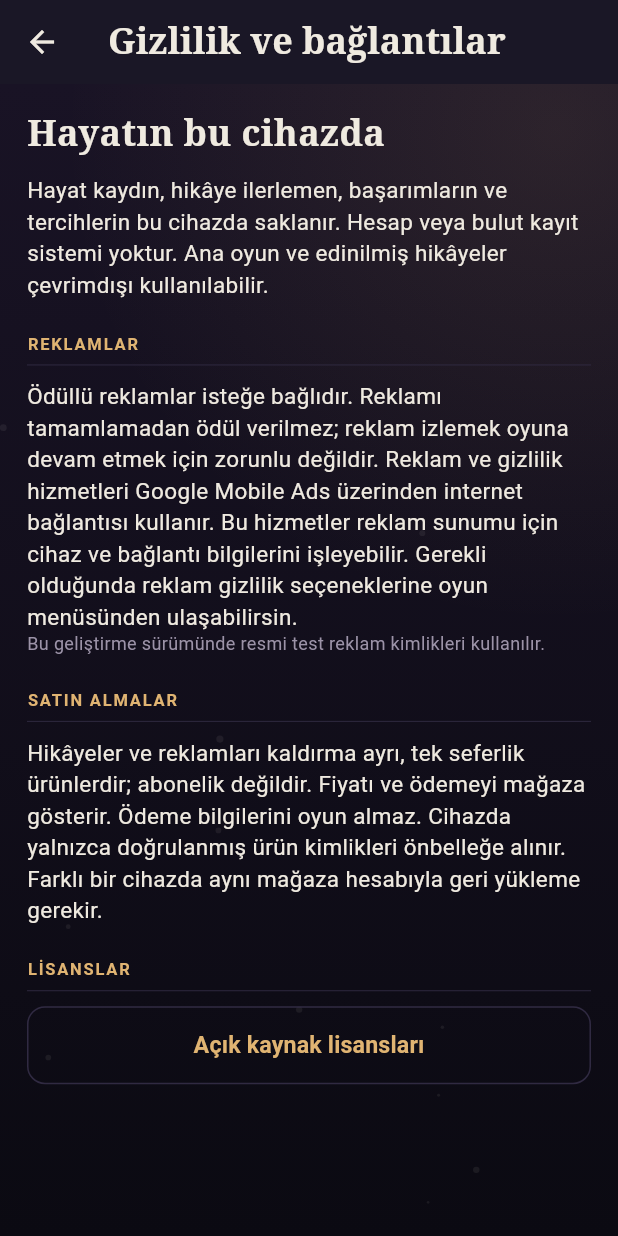
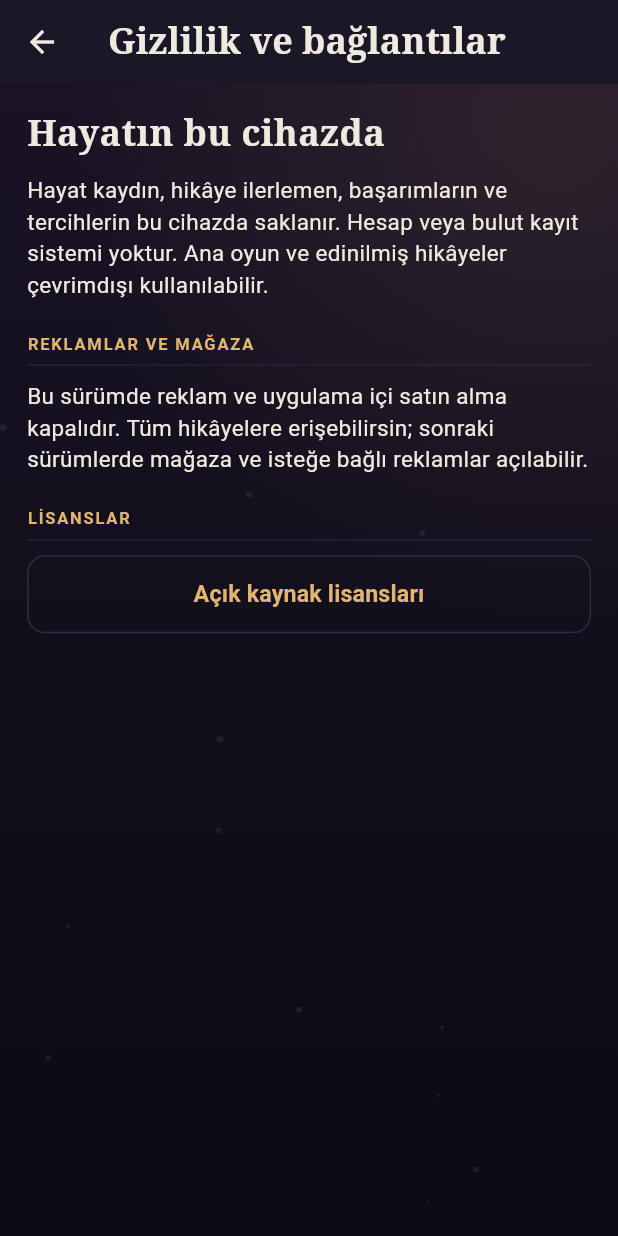
Before and after one commit to dogusipeksac/life_simulation, a Flutter app: the PrivacyScreen screen opened directly, on a phone screen of 412 x 824 dp. Run offline on Flutter 3.47's test engine with Material 3 defaults, Android fonts, the phone set to English and light mode, and no system bars; our stand-ins replace flutter_svg, google_fonts, google_mobile_ads, in_app_purchase, shared_preferences; missing offline and left inert: in_app_purchase_android, in_app_purchase_platform_interface, pointycastle; accounts and stored records are empty.

Commit message:
Implement monetization feature flags and update game logic for ads and purchases
- Introduced `Features` class to manage monetization flags, allowing toggling of ads and in-app purchases.
- Updated game initialization to conditionally enable billing and ads based on `MONETIZATION_LIVE` flag.
- Refactored UI components to display different messages and options based on monetization status.
- Enhanced README.md and build scripts to reflect changes in monetization setup and usage instructions.

Co-Authored-By: Claude Opus 5.5 <noreply@anthropic.com>

```diff
--- /dev/null
+++ b/lib/game/features.dart
@@ -0,0 +1,12 @@
+/// Yayın bayrakları. Canlı monetizasyonu açmak için:
+/// `--dart-define=MONETIZATION_LIVE=true` veya aşağıdaki varsayılanı `true` yap.
+abstract final class Features {
+  /// Reklam + uygulama içi satın alma. İlk sürümde kapalı → tam erişim.
+  static const monetizationLive = bool.fromEnvironment(
+    'MONETIZATION_LIVE',
+    defaultValue: false,
+  );
+
+  /// Monetizasyon kapalıyken hikâyeler açık, reklam yok, ödüller ücretsiz.
+  static bool get fullAccess => !monetizationLive;
+}
--- a/lib/game/story_store.dart
+++ b/lib/game/story_store.dart
@@ -4,6 +4,7 @@ import 'dart:convert';
 
 import 'atomic_file.dart';
 import 'billing.dart';
+import 'features.dart';
 import 'session.dart' show ActionResult;
 
 class StoryStore {
@@ -22,19 +23,22 @@ class StoryStore {
   String notice = '';
   void Function()? onChanged;
   bool owns(String product) =>
-      _known.contains(product) && _owned.contains(product);
-  bool get adsRemoved => owns('remove_ads');
+      Features.fullAccess ||
+      (_known.contains(product) && _owned.contains(product));
+  bool get adsRemoved => Features.fullAccess || owns('remove_ads');
   bool get busy => _buying != null || _restoring;
   bool canPurchase(String product) =>
+      !Features.fullAccess &&
       _known.contains(product) &&
       !owns(product) &&
       !busy &&
       (gateway?.available ?? false) &&
       price(product).isNotEmpty;
   String price(String product) => gateway?.prices[product] ?? '';
-  String get status =>
-      gateway?.status ??
-      'Bu cihazda mağaza kullanılamıyor. Ücretsiz başlangıç bölümlerini okuyabilirsin.';
+  String get status => Features.fullAccess
+      ? 'Bu sürümde mağaza kapalı; tüm hikâyeler açık. Sonraki sürümde satın alımlar eklenecek.'
+      : gateway?.status ??
+          'Bu cihazda mağaza kullanılamıyor. Ücretsiz başlangıç bölümlerini okuyabilirsin.';
   void _changed() {
     if (!_disposed) onChanged?.call();
   }
--- a/lib/main.dart
+++ b/lib/main.dart
@@ -11,6 +11,8 @@ import 'design/components.dart';
 import 'design/palette.dart';
 import 'design/preferences.dart';
 import 'design/theme.dart';
+import 'game/features.dart';
+import 'game/monetization.dart';
 import 'game/save.dart';
 import 'game/session.dart';
 import 'platform/play_billing.dart';
@@ -44,8 +46,9 @@ class LifeSimulationApp extends StatefulWidget {
     final dir = await getApplicationSupportDirectory();
     final game = GameController(
       GameSession(content, SaveService('${dir.path}/savegame.json')),
-      billing: PlayBilling(),
-      ads: GoogleAds(),
+      // İlk sürüm: Features.fullAccess → mağaza/reklam yok; açmak için MONETIZATION_LIVE=true.
+      billing: Features.monetizationLive ? PlayBilling() : null,
+      ads: Features.monetizationLive ? GoogleAds() : NoAds(),
     );
     unawaited(game.initializePlatformServices());
     return game;
--- a/lib/ui/game_controller.dart
+++ b/lib/ui/game_controller.dart
@@ -7,6 +7,7 @@ import 'package:flutter/foundation.dart';
 import '../content/models.dart';
 import '../game/events.dart';
 import '../game/billing.dart';
+import '../game/features.dart';
 import '../game/monetization.dart';
 import '../game/atomic_file.dart';
 import '../game/story_library.dart';
@@ -67,6 +68,8 @@ class GameController extends ChangeNotifier {
   bool get retrySecondChanceAvailable =>
       identical(state, _pendingRewardState) &&
       _pendingRewardIsSecondChance == true;
+  /// Ödüllü nefes / ikinci şans hazır mı (reklam veya tam erişim).
+  bool get rewardAdReady => Features.fullAccess || ads.rewardedAvailable;
   void _clearPendingReward() {
     _pendingRewardState = null;
     _pendingRewardIsSecondChance = null;
@@ -120,14 +123,15 @@ class GameController extends ChangeNotifier {
     final retry = secondChance
         ? retrySecondChanceAvailable
         : retryBreathAvailable;
-    if (!retry && !ads.rewardedAvailable) {
+    if (!retry && !Features.fullAccess && !ads.rewardedAvailable) {
       return ActionResult(false, ads.status);
     }
     rewardBusy = true;
     _platformChanged();
     ActionResult result;
     try {
-      final earned = retry || await ads.showRewarded();
+      final earned =
+          retry || Features.fullAccess || await ads.showRewarded();
       if (_disposed) return const ActionResult(false, 'Oturum sona erdi.');
       if (earned && identical(state, expected)) {
         _pendingRewardState = expected;
@@ -141,9 +145,11 @@ class GameController extends ChangeNotifier {
       if (result.success || !identical(state, expected)) _clearPendingReward();
       if (result.success && secondChance) session.requestNextEvent();
     } catch (_) {
-      result = const ActionResult(
+      result = ActionResult(
         false,
-        'Reklam gösterilemedi. Ödül verilmedi.',
+        Features.fullAccess
+            ? 'Ödül verilemedi.'
+            : 'Reklam gösterilemedi. Ödül verilmedi.',
       );
     } finally {
       rewardBusy = false;
--- a/lib/ui/life_pages.dart
+++ b/lib/ui/life_pages.dart
@@ -7,6 +7,7 @@ import '../design/palette.dart';
 import '../design/preferences.dart';
 import '../design/theme.dart';
 import '../game/director.dart';
+import '../game/features.dart';
 import '../game/progression.dart';
 import '../game/session.dart';
 import '../game/social.dart';
@@ -576,28 +577,38 @@ class _LifePageState extends State<LifePage> {
               ),
           ]),
           const SizedBox(height: 6),
-          text('Bu hayatta ${game.session.breathsRemaining} / 3 nefes hakkın var. İsteğe bağlı reklamı tamamla: +6 mutluluk.', caption: true),
+          text(
+            Features.fullAccess
+                ? 'Bu hayatta ${game.session.breathsRemaining} / 3 nefes hakkın var. +6 mutluluk.'
+                : 'Bu hayatta ${game.session.breathsRemaining} / 3 nefes hakkın var. İsteğe bağlı reklamı tamamla: +6 mutluluk.',
+            caption: true,
+          ),
           button(
             game.rewardBusy
-                ? 'Reklam bekleniyor…'
+                ? (Features.fullAccess ? 'Bekleniyor…' : 'Reklam bekleniyor…')
                 : game.retryBreathAvailable
                 ? 'Nefes ödülünü kaydet'
+                : Features.fullAccess
+                ? 'Derin bir nefes'
                 : 'Derin bir nefes · bir reklam',
             !game.rewardBusy &&
                     !s.isGameOver &&
                     game.session.breathsRemaining > 0 &&
-                    (game.ads.rewardedAvailable || game.retryBreathAvailable)
+                    (game.rewardAdReady || game.retryBreathAvailable)
                 ? () async {
                     final r = await game.rewardedBreath();
                     if (mounted) result(r);
                   }
                 : null,
           ),
+          if (!Features.fullAccess) ...[
             text(game.ads.status, caption: true),
             if (!game.ads.rewardedAvailable && !game.retryBreathAvailable)
               button('Reklamı yeniden dene', game.rewardBusy ? null : game.refreshAds),
+          ],
         ]),
       ),
+      if (!Features.fullAccess) ...[
         const SectionHeader('Mağaza'),
         LifeSimulationCard(
           child: Column(crossAxisAlignment: CrossAxisAlignment.start, children: [
@@ -609,12 +620,15 @@ class _LifePageState extends State<LifePage> {
                   : game.storyStore.price('remove_ads').isEmpty
                   ? 'Reklamları kaldır · mağaza hazır değil'
                   : "Reklamları kaldır · ${game.storyStore.price('remove_ads')}",
-            game.storyStore.canPurchase('remove_ads') ? () => result(game.purchaseStory('remove_ads')) : null,
+              game.storyStore.canPurchase('remove_ads')
+                  ? () => result(game.purchaseStory('remove_ads'))
+                  : null,
             ),
             text('Reklamları kaldırmak ara reklamları kapatır. Ödüllü reklamlar isteğe bağlı kalır.', caption: true),
             button('Satın alımları geri yükle', game.storyStore.busy ? null : () => result(game.restoreStories())),
           ]),
         ),
+      ],
       const SectionHeader('Ayarlar'),
       SettingGroup(children: [
         for (final (key, icon, title, value) in [
@@ -636,7 +650,7 @@ class _LifePageState extends State<LifePage> {
       const SizedBox(height: 12),
       SettingGroup(children: [
         SettingRow(icon: Icons.privacy_tip_outlined, title: 'Gizlilik ve bağlantılar', onTap: () => openPrivacy(context)),
-        if (game.ads.privacyOptionsRequired)
+        if (!Features.fullAccess && game.ads.privacyOptionsRequired)
           SettingRow(icon: Icons.ads_click, title: 'Reklam gizlilik seçenekleri', onTap: game.showAdPrivacyOptions),
         SettingRow(
           icon: Icons.home_outlined,
--- a/lib/ui/life_summary_panel.dart
+++ b/lib/ui/life_summary_panel.dart
@@ -3,6 +3,7 @@ import 'package:flutter/material.dart';
 import '../design/components.dart';
 import '../design/palette.dart';
 import '../design/theme.dart';
+import '../game/features.dart';
 import '../game/text.dart';
 import 'game_controller.dart';
 import 'achievements_screen.dart';
@@ -93,27 +94,31 @@ class _LifeSummaryPanelState extends State<LifeSummaryPanel> {
         const SizedBox(height: 20),
         if (game.session.canSecondChance) ...[
           Text(
-            'İsteğe bağlı bir reklamı tamamlayarak sağlığını 20’ye çıkarabilir, bu hayatta bir kez devam edebilirsin.',
+            Features.fullAccess
+                ? 'Sağlığını 20’ye çıkarıp bu hayatta bir kez devam edebilirsin.'
+                : 'İsteğe bağlı bir reklamı tamamlayarak sağlığını 20’ye çıkarabilir, bu hayatta bir kez devam edebilirsin.',
             style: VitaType.caption(p),
           ),
           const SizedBox(height: 10),
           VitaButton(
             label: game.rewardBusy
-                ? 'Reklam bekleniyor…'
+                ? (Features.fullAccess ? 'Bekleniyor…' : 'Reklam bekleniyor…')
                 : game.retrySecondChanceAvailable
                 ? 'İkinci şans ödülünü kaydet'
+                : Features.fullAccess
+                ? 'İkinci şans'
                 : 'İkinci şans · bir reklam',
             secondary: true,
             onPressed:
                 !game.rewardBusy &&
-                    (game.ads.rewardedAvailable ||
-                        game.retrySecondChanceAvailable)
+                    (game.rewardAdReady || game.retrySecondChanceAvailable)
                 ? () async {
                     final r = await game.secondChance();
                     if (mounted) setState(() => _notice = r.message);
                   }
                 : null,
           ),
+          if (!Features.fullAccess) ...[
             const SizedBox(height: 8),
             Text(game.ads.status, style: VitaType.caption(p)),
             if (!game.ads.rewardedAvailable && !game.retrySecondChanceAvailable)
@@ -121,6 +126,7 @@ class _LifeSummaryPanelState extends State<LifeSummaryPanel> {
                 onPressed: game.rewardBusy ? null : game.refreshAds,
                 child: const Text('Reklamı yeniden dene'),
               ),
+          ],
         ],
         if (_notice.isNotEmpty)
           Padding(
--- a/lib/ui/privacy_screen.dart
+++ b/lib/ui/privacy_screen.dart
@@ -4,6 +4,7 @@ import '../design/components.dart';
 import '../design/illustrations.dart';
 import '../design/palette.dart';
 import '../design/theme.dart';
+import '../game/features.dart';
 
 void openPrivacy(BuildContext context) =>
     Navigator.of(context)
@@ -29,6 +30,13 @@ class PrivacyScreen extends StatelessWidget {
                 'Hayat kaydın, hikâye ilerlemen, başarımların ve tercihlerin bu cihazda saklanır. Hesap veya bulut kayıt sistemi yoktur. Ana oyun ve edinilmiş hikâyeler çevrimdışı kullanılabilir.',
                 style: VitaType.body(p),
               ),
+              if (Features.fullAccess) ...[
+                const SectionHeader('Reklamlar ve mağaza'),
+                Text(
+                  'Bu sürümde reklam ve uygulama içi satın alma kapalıdır. Tüm hikâyelere erişebilirsin; sonraki sürümlerde mağaza ve isteğe bağlı reklamlar açılabilir.',
+                  style: VitaType.body(p),
+                ),
+              ] else ...[
                 const SectionHeader('Reklamlar'),
                 Text(
                   'Ödüllü reklamlar isteğe bağlıdır. Reklamı tamamlamadan ödül verilmez; reklam izlemek oyuna devam etmek için zorunlu değildir. Reklam ve gizlilik hizmetleri Google Mobile Ads üzerinden internet bağlantısı kullanır. Bu hizmetler reklam sunumu için cihaz ve bağlantı bilgilerini işleyebilir. Gerekli olduğunda reklam gizlilik seçeneklerine oyun menüsünden ulaşabilirsin.',
@@ -47,6 +55,7 @@ class PrivacyScreen extends StatelessWidget {
                   'Hikâyeler ve reklamları kaldırma ayrı, tek seferlik ürünlerdir; abonelik değildir. Fiyatı ve ödemeyi mağaza gösterir. Ödeme bilgilerini oyun almaz. Cihazda yalnızca doğrulanmış ürün kimlikleri önbelleğe alınır. Farklı bir cihazda aynı mağaza hesabıyla geri yükleme gerekir.',
                   style: VitaType.body(p),
                 ),
+              ],
               const SectionHeader('Lisanslar'),
               VitaButton(
                 label: 'Açık kaynak lisansları',
```
Also changed, not shown: 3 other files. Lines whose indentation alone changed are shown as unchanged.
